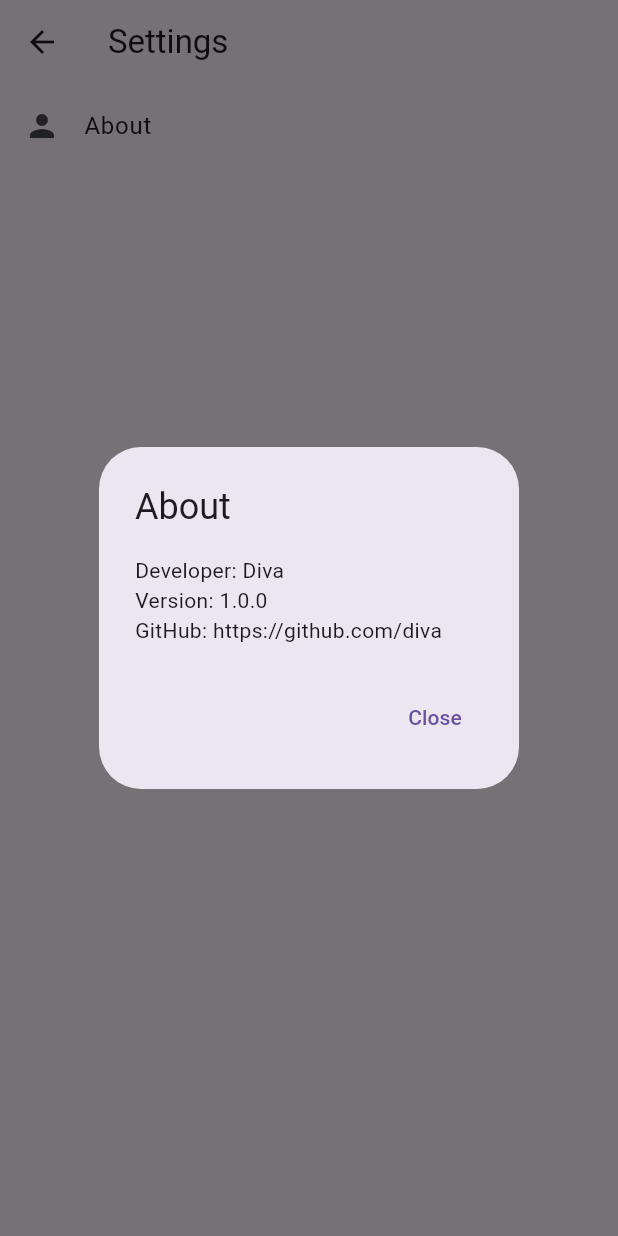
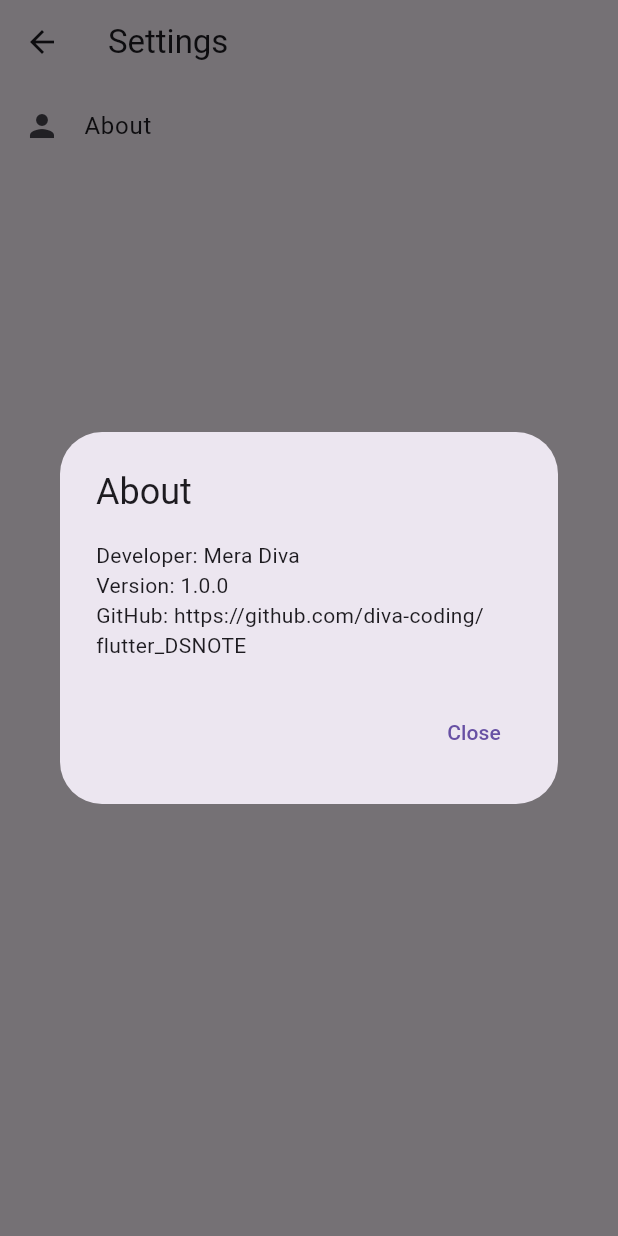
Before and after one commit to diva-coding/flutter_DSNOTE, a Flutter app: the SettingScreen screen opened by its route, after a tap on "About", on a phone screen of 412 x 824 dp. Run offline on Flutter 3.47's test engine with Material 3 defaults, Android fonts, the phone set to English and light mode, and no system bars; our stand-ins replace shared_preferences, sqflite; accounts and stored records are empty.

Commit message:
Changing about information in setting screen

```diff
--- a/lib/screens/setting_screen.dart
+++ b/lib/screens/setting_screen.dart
@@ -19,9 +19,9 @@ class _SettingScreenState extends State<SettingScreen> {
             crossAxisAlignment: CrossAxisAlignment.start,
             mainAxisSize: MainAxisSize.min,
             children: [
-              Text('Developer: Diva'),
+              Text('Developer: Mera Diva'),
               Text('Version: 1.0.0'),
-              Text('GitHub: https://github.com/diva'),
+              Text('GitHub: https://github.com/diva-coding/flutter_DSNOTE'),
             ],
           ),
           actions: [
```
